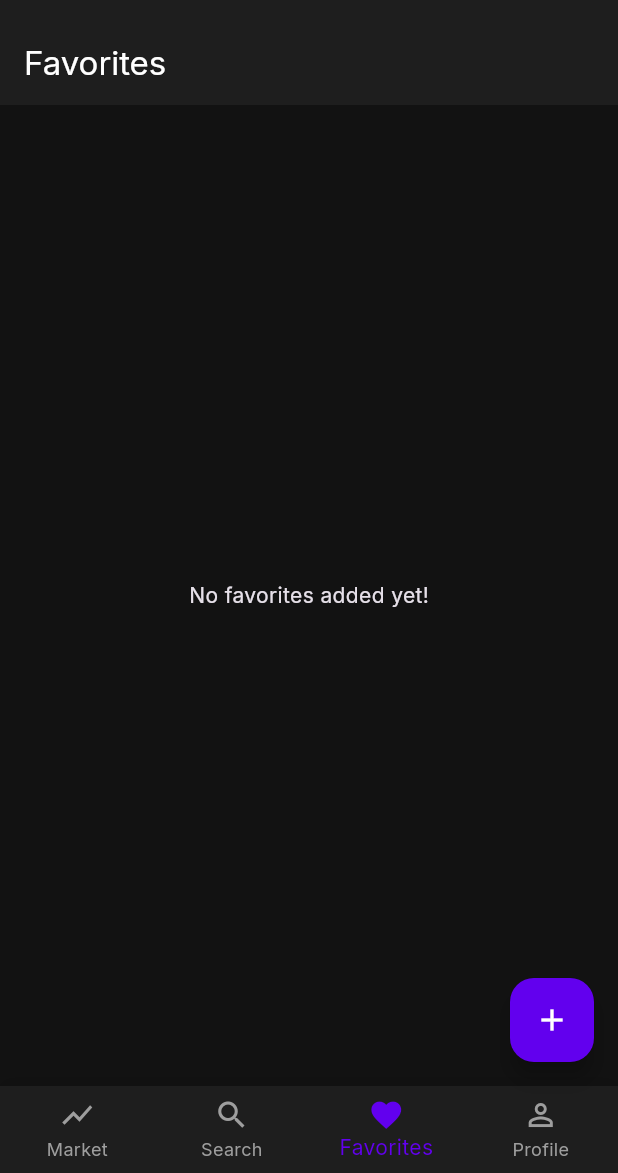
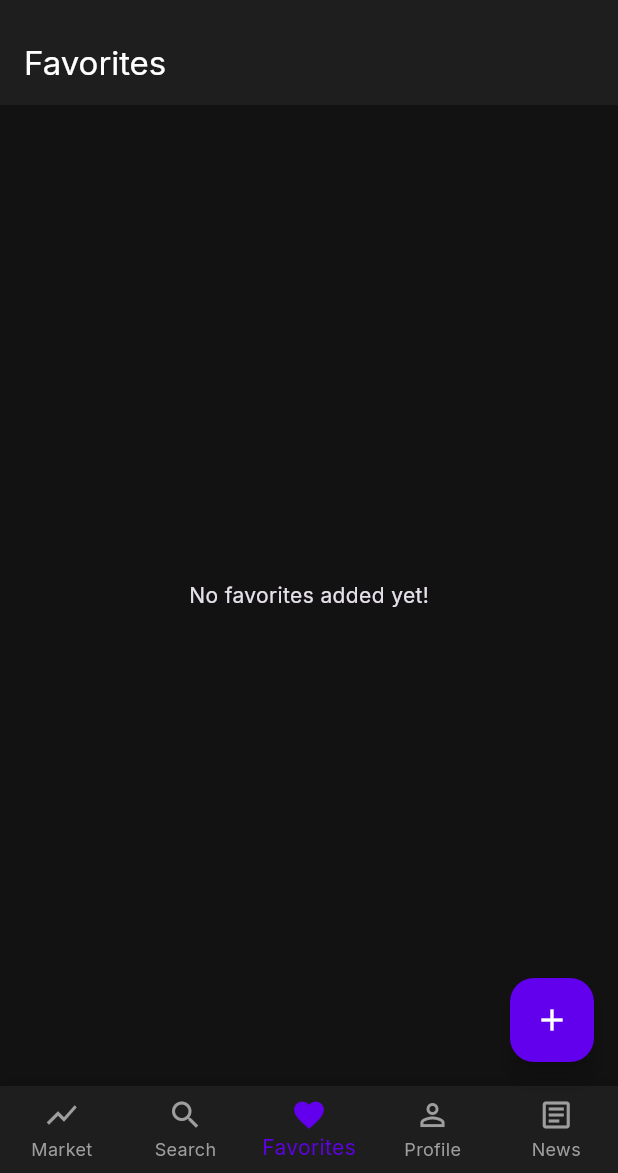
Before and after one commit to VaradLandge09/Crypto-Navigator, a Flutter app: the screen it shows once a user with an empty profile is signed in, item 3 of the bottom bar chosen, on a phone screen of 412 x 824 dp, the part 63-1236 px from its top. Run offline on Flutter 3.47's test engine with Material 3 defaults, Android fonts, the phone set to English and light mode, and no system bars; our stand-ins replace animate_do, fl_chart, google_fonts, supabase_flutter; accounts and stored records are empty; network calls fail; statements that could not run were skipped.

Commit message:
Added Crypto Currency news

```diff
--- a/lib/main.dart
+++ b/lib/main.dart
@@ -1,3 +1,4 @@
+import 'package:crypto_navigator/screens/news_screen.dart';
 import 'package:crypto_navigator/screens/reset_password_screen.dart';
 import 'package:crypto_navigator/screens/signup_screen.dart';
 import 'package:flutter/material.dart';
@@ -294,9 +295,11 @@ class _HomeScreenState extends State<HomeScreen>
     SearchScreen(),
     FavoritesScreen(),
     ProfileScreen(),
+    NewsScreen(),
   ];
 
   final List<String> _titles = [
+    'CryptoNavigator',
     'CryptoNavigator',
     'CryptoNavigator',
     'CryptoNavigator',
@@ -412,6 +415,12 @@ class _HomeScreenState extends State<HomeScreen>
               label: 'Profile',
               tooltip: 'Your Profile',
             ),
+            const BottomNavigationBarItem(
+              icon: Icon(Icons.article_outlined),
+              activeIcon: Icon(Icons.article),
+              label: 'News',
+              tooltip: 'Crypto News',
+            ),
           ],
         ),
       ),
--- a/pubspec.yaml
+++ b/pubspec.yaml
@@ -39,6 +39,7 @@ dependencies:
   # Use with the CupertinoIcons class for iOS style icons.
   cupertino_icons: ^1.0.8
   http: ^1.3.0
+  url_launcher: ^6.2.5
   provider: ^6.1.2
   shared_preferences: ^2.5.2
   sqflite: ^2.4.1
```
Also changed, not shown: lib/screens/news_screen.dart (added, +54 -0 lines), lib/services/news_service.dart (added, +19 -0 lines), pubspec.lock.
